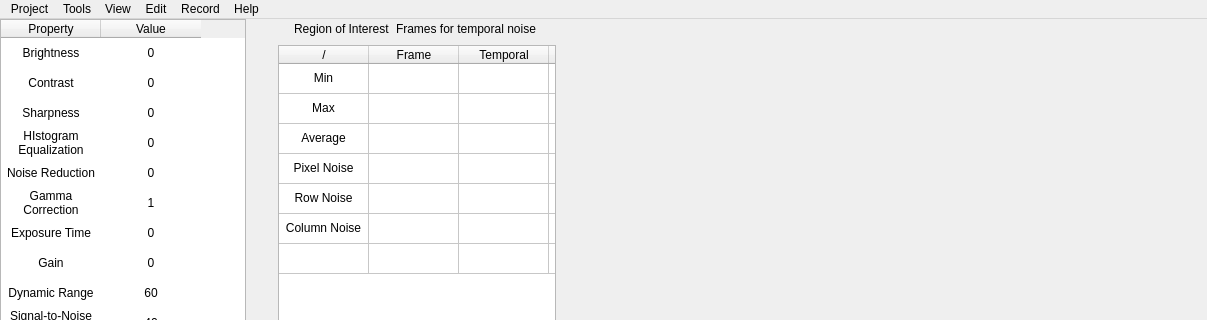
yuranxue272181/WPIMQP, file mainwindow.ui: the form before one commit; both pictures show x 0 to 1207 and y 0 to 320 of the 1207 by 655 pixel window.
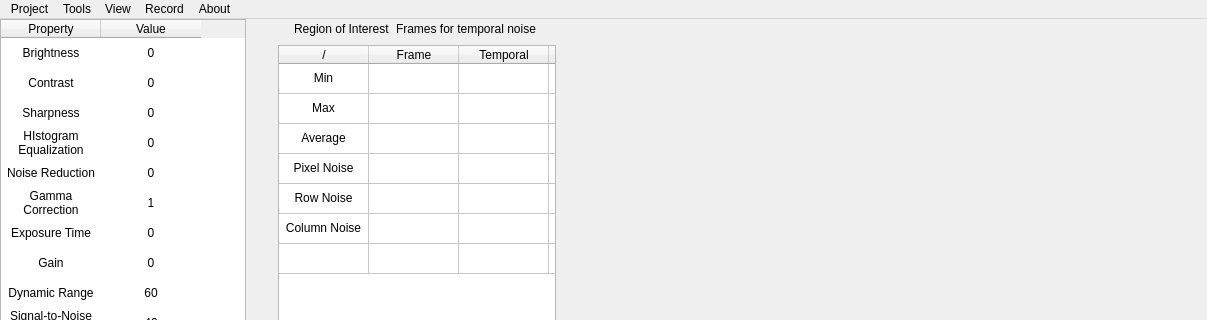
The form after the commit.

Commit message: fixed the qss of menu, also add about us menu and project menu

Diff of the .ui file:
```diff
--- a/mainwindow.ui
+++ b/mainwindow.ui
@@ -1581,11 +1581,6 @@
      <string>Tools</string>
     </property>
    </widget>
-   <widget class="QMenu" name="menuEdit">
-    <property name="title">
-     <string>Edit</string>
-    </property>
-   </widget>
    <widget class="QMenu" name="menuRecord">
     <property name="title">
      <string>Record</string>
@@ -1593,7 +1588,7 @@
    </widget>
    <widget class="QMenu" name="menuHelp">
     <property name="title">
-     <string>Help</string>
+     <string>About</string>
     </property>
    </widget>
    <widget class="QMenu" name="menuView">
@@ -1604,7 +1599,6 @@
    <addaction name="menuProject"/>
    <addaction name="menuTool"/>
    <addaction name="menuView"/>
-   <addaction name="menuEdit"/>
    <addaction name="menuRecord"/>
    <addaction name="menuHelp"/>
   </widget>
```
The commit also changes 31 other files.
